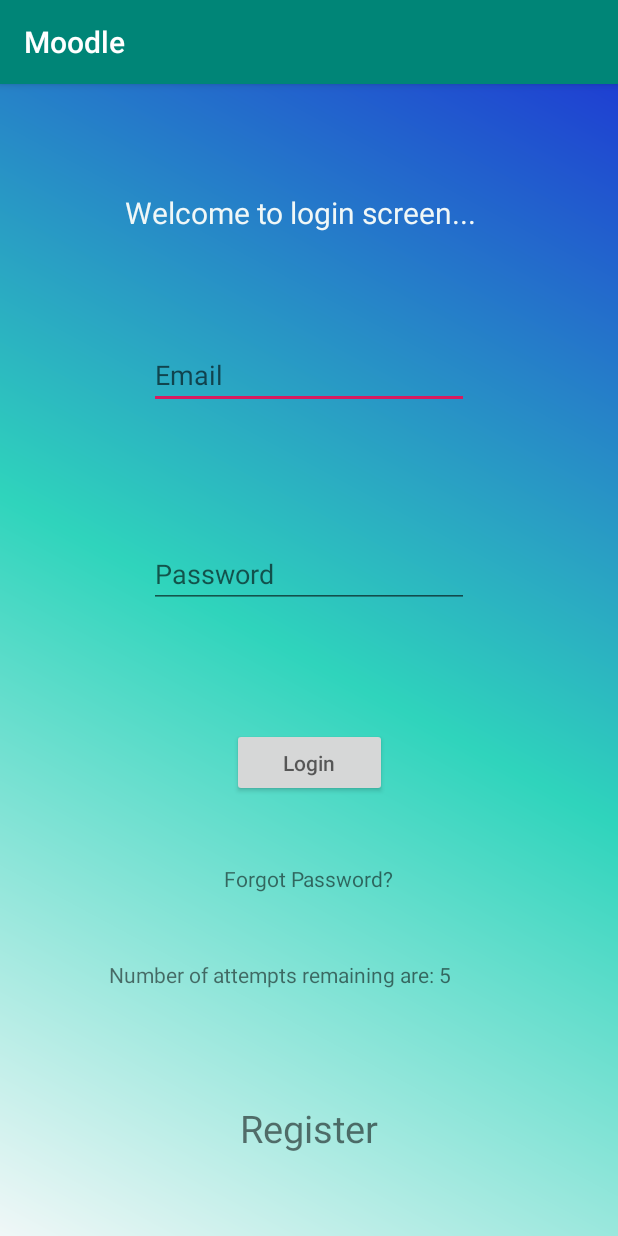
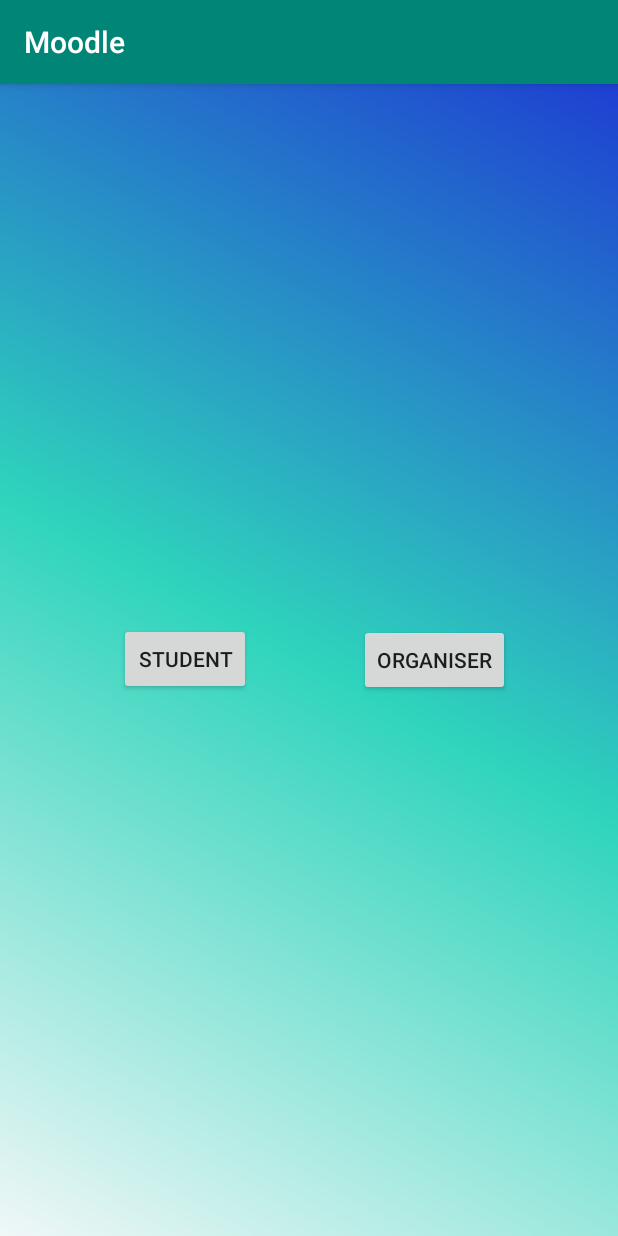
Before and after one commit to ChiragJRana/OOPProjectAndroid, an Android app: the screen it shows after launch (MainActivity before the commit, App_Home_Page after it), on a phone screen of 412 x 824 dp. Run offline under Robolectric (Android 15) with nearby library versions, the phone set to English and light mode, and no system bars.

Commit message:
App Main First page added

```diff
--- a/app/src/main/AndroidManifest.xml
+++ b/app/src/main/AndroidManifest.xml
@@ -9,7 +9,8 @@
         android:roundIcon="@mipmap/ic_launcher_round"
         android:supportsRtl="true"
         android:theme="@style/AppTheme">
-        <activity android:name=".Login_Organiser"></activity>
+        <activity android:name=".Login_Student"/>
+        <activity android:name=".Login_Organiser" />
         <activity android:name=".ChangePassword" />
         <activity android:name=".UpdateUserInfo" />
         <activity android:name=".OTPVerification" />
@@ -26,7 +27,8 @@
                 <category android:name="android.intent.category.LAUNCHER" />
             </intent-filter>
         </activity>
-        <activity android:name=".MainActivity" />
+        <activity android:name=".App_Home_Page">
+        </activity>
     </application>
 
 </manifest>
--- /dev/null
+++ b/app/src/main/java/com/example/Moodle/App_Home_Page.java
@@ -0,0 +1,37 @@
+package com.example.Moodle;
+
+import androidx.appcompat.app.AppCompatActivity;
+
+import android.content.Intent;
+import android.os.Bundle;
+import android.view.View;
+import android.widget.Button;
+
+public class App_Home_Page extends AppCompatActivity {
+    private Button btn_student;
+    private Button btn_organiser;
+    @Override
+    protected void onCreate(Bundle savedInstanceState) {
+        super.onCreate(savedInstanceState);
+        setContentView(R.layout.activity_app__home__page);
+        getUi();
+        btn_student.setOnClickListener(new View.OnClickListener() {
+            @Override
+            public void onClick(View view) {
+                Intent intent = new Intent(App_Home_Page.this, Login_Student.class);
+                startActivity(intent);
+            }
+        });
+        btn_organiser.setOnClickListener(new View.OnClickListener() {
+            @Override
+            public void onClick(View view) {
+                Intent intent = new Intent(App_Home_Page.this,See_Organiser.class);
+                startActivity(intent);
+            }
+        });
+    }
+    private void getUi(){
+        btn_student = findViewById(R.id.btn_student);
+        btn_organiser = findViewById(R.id.btn_organiser);
+    }
+}
--- a/app/src/main/java/com/example/Moodle/ForgotPassword.java
+++ b/app/src/main/java/com/example/Moodle/ForgotPassword.java
@@ -43,7 +43,7 @@ public class ForgotPassword extends AppCompatActivity {
                             if(task.isSuccessful()){
                                 Toast.makeText(ForgotPassword.this,"Password Reset Email sent Successful...",Toast.LENGTH_SHORT).show();
                                 //finish();
-                                startActivity(new Intent(ForgotPassword.this,MainActivity.class));
+                                startActivity(new Intent(ForgotPassword.this, Login_Student.class));
                             }else{
                                 Toast.makeText(ForgotPassword.this,"Please check your network...",Toast.LENGTH_SHORT).show();
                             }
--- a/app/src/main/java/com/example/Moodle/HomePage.java
+++ b/app/src/main/java/com/example/Moodle/HomePage.java
@@ -59,7 +59,7 @@ public class HomePage extends AppCompatActivity {
     private void Logout(){
         firebaseAuth.signOut();
         finish();
-        startActivity(new Intent(HomePage.this,MainActivity.class));
+        startActivity(new Intent(HomePage.this, Login_Student.class));
     }
 
     @Override
--- a/app/src/main/java/com/example/Moodle/Register_Student.java
+++ b/app/src/main/java/com/example/Moodle/Register_Student.java
@@ -115,7 +115,7 @@ public class Register_Student extends AppCompatActivity {
                                 /*Toast.makeText(Register_Student.this,"Registration successful",Toast.LENGTH_SHORT).show();*/
                             }else{
                                 Toast.makeText(Register_Student.this,"Registration Unsuccessful",Toast.LENGTH_SHORT).show();
-                                /*Intent intent = new Intent(Register_Student.this,MainActivity.class);
+                                /*Intent intent = new Intent(Register_Student.this,Login_Student.class);
                                 startActivity(intent);
                                 Register_Student.this.finish();*/
                             }
@@ -129,7 +129,7 @@ public class Register_Student extends AppCompatActivity {
         login.setOnClickListener(new View.OnClickListener() {
             @Override
             public void onClick(View view) {
-                Intent intent = new Intent(Register_Student.this,MainActivity.class);
+                Intent intent = new Intent(Register_Student.this, Login_Student.class);
                 startActivity(intent);
                 //Register_Student.this.finish();
             }
@@ -199,7 +199,7 @@ public class Register_Student extends AppCompatActivity {
                         Toast.makeText(Register_Student.this,"Successfully Registered.Verification email sent",Toast.LENGTH_SHORT).show();
                         firebaseAuth.signOut();
                         //finish();
-                        Intent intent = new Intent(Register_Student.this,MainActivity.class);
+                        Intent intent = new Intent(Register_Student.this, Login_Student.class);
                         //intent.putExtra("Name",FN.getText().toString());    This line is logically not correct
                         //As tis line would given the name in the title bar once on the creation of the user but not
                         //when the user loggs in after logging out
--- a/app/src/main/java/com/example/Moodle/Select_User.java
+++ b/app/src/main/java/com/example/Moodle/Select_User.java
@@ -37,7 +37,7 @@ public class Select_User extends AppCompatActivity {
         signup.setOnClickListener(new View.OnClickListener() {
             @Override
             public void onClick(View view) {
-                Intent intent = new Intent(Select_User.this,MainActivity.class);
+                Intent intent = new Intent(Select_User.this, Login_Student.class);
                 startActivity(intent);
                 //Select_User.this.finish();
             }
--- a/app/src/main/java/com/example/Moodle/Splash_screen_activity.java
+++ b/app/src/main/java/com/example/Moodle/Splash_screen_activity.java
@@ -35,7 +35,7 @@ public class Splash_screen_activity extends AppCompatActivity {
             catch(InterruptedException e){
                 e.printStackTrace();
         }
-            Intent intent = new Intent(Splash_screen_activity.this,MainActivity.class);
+            Intent intent = new Intent(Splash_screen_activity.this, App_Home_Page.class);
             startActivity(intent);
             Splash_screen_activity.this.finish();                               //To prevent coming to the same activity again...Hence destroying it...
     }
--- /dev/null
+++ b/app/src/main/res/layout/activity_app__home__page.xml
@@ -0,0 +1,39 @@
+<?xml version="1.0" encoding="utf-8"?>
+<androidx.constraintlayout.widget.ConstraintLayout xmlns:android="http://schemas.android.com/apk/res/android"
+    xmlns:app="http://schemas.android.com/apk/res-auto"
+    xmlns:tools="http://schemas.android.com/tools"
+    android:layout_width="match_parent"
+    android:layout_height="match_parent"
+    tools:context="com.example.Moodle.App_Home_Page"
+    android:background="@drawable/background_theme">
+
+    <Button
+        android:id="@+id/btn_student"
+        android:layout_width="wrap_content"
+        android:layout_height="wrap_content"
+        android:layout_marginStart="8dp"
+        android:layout_marginTop="8dp"
+        android:layout_marginEnd="8dp"
+        android:layout_marginBottom="8dp"
+        android:text="Student"
+        app:layout_constraintBottom_toBottomOf="parent"
+        app:layout_constraintEnd_toEndOf="parent"
+        app:layout_constraintHorizontal_bias="0.231"
+        app:layout_constraintStart_toStartOf="parent"
+        app:layout_constraintTop_toTopOf="parent"
+        app:layout_constraintVertical_bias="0.499" />
+
+    <Button
+        android:id="@+id/btn_organiser"
+        android:layout_width="wrap_content"
+        android:layout_height="wrap_content"
+        android:layout_marginStart="8dp"
+        android:layout_marginTop="8dp"
+        android:layout_marginEnd="8dp"
+        android:layout_marginBottom="8dp"
+        android:text="Organiser"
+        app:layout_constraintBottom_toBottomOf="parent"
+        app:layout_constraintEnd_toEndOf="parent"
+        app:layout_constraintStart_toEndOf="@+id/btn_student"
+        app:layout_constraintTop_toTopOf="parent" />
+</androidx.constraintlayout.widget.ConstraintLayout>
--- a/app/src/main/res/layout/activity_main.xml
+++ b/app/src/main/res/layout/activity_main.xml
@@ -4,7 +4,7 @@
     xmlns:tools="http://schemas.android.com/tools"
     android:layout_width="match_parent"
     android:layout_height="match_parent"
-    tools:context=".MainActivity"
+    tools:context=".Login_Student"
     android:background="@drawable/background_theme">
 
     <TextView
```
Also changed, not shown: app/src/main/java/com/example/Moodle/Login_Student.java (renamed from app/src/main/java/com/example/Moodle/MainActivity.java, +10 -10 lines).
